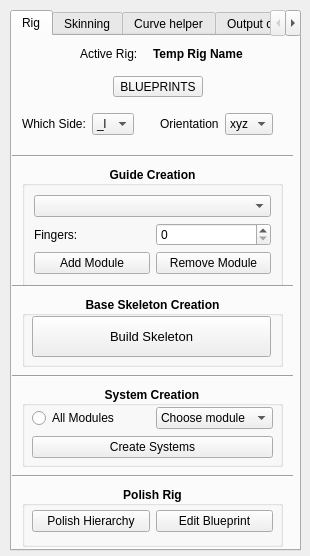
Before: the Qt Designer form interface/Jmvs_character_auto_rigger_001.ui in JamesV-S/Jmvs_character_auto_rigging_tool, drawn with Qt 5.
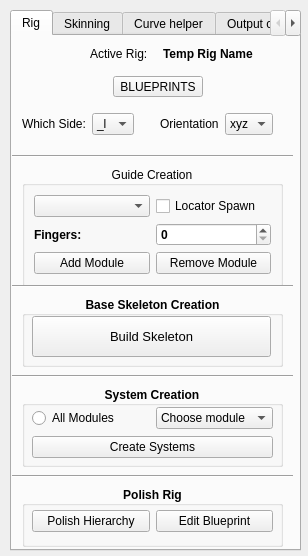
After: the same form once the commit is applied. Icons and pictures are not drawn.

The edit to the form file:
```diff
--- a/interface/Jmvs_character_auto_rigger_001.ui
+++ b/interface/Jmvs_character_auto_rigger_001.ui
@@ -6,7 +6,7 @@
    <rect>
     <x>0</x>
     <y>0</y>
-    <width>310</width>
+    <width>308</width>
     <height>556</height>
    </rect>
   </property>
@@ -47,9 +47,9 @@
      <property name="font">
       <font>
        <family>MS Shell Dlg 2</family>
-       <weight>75</weight>
+       <weight>50</weight>
        <italic>false</italic>
-       <bold>true</bold>
+       <bold>false</bold>
        <underline>false</underline>
        <strikeout>false</strikeout>
        <kerning>false</kerning>
@@ -76,8 +76,8 @@
            <widget class="QLabel" name="finger_lbl">
             <property name="font">
              <font>
-              <weight>50</weight>
-              <bold>false</bold>
+              <weight>75</weight>
+              <bold>true</bold>
              </font>
             </property>
             <property name="text">
@@ -85,17 +85,24 @@
             </property>
            </widget>
           </item>
-          <item>
+         </layout>
+        </item>
+        <item row="2" column="1">
            <widget class="QSpinBox" name="finger_number_ddbox">
             <property name="font">
              <font>
-              <weight>50</weight>
-              <bold>false</bold>
+            <weight>75</weight>
+            <bold>true</bold>
              </font>
             </property>
            </widget>
           </item>
-         </layout>
+        <item row="1" column="1">
+         <widget class="QCheckBox" name="checkBox">
+          <property name="text">
+           <string>Locator Spawn</string>
+          </property>
+         </widget>
         </item>
        </layout>
       </item>
@@ -379,7 +386,7 @@
     <widget class="QWidget" name="gridLayoutWidget_11">
      <property name="geometry">
       <rect>
-       <x>60</x>
+       <x>70</x>
        <y>0</y>
        <width>171</width>
        <height>36</height>
```
Left out of the diff: 5 changed lines with no effect on the pictures. Lines whose indentation alone changed are shown as unchanged.
